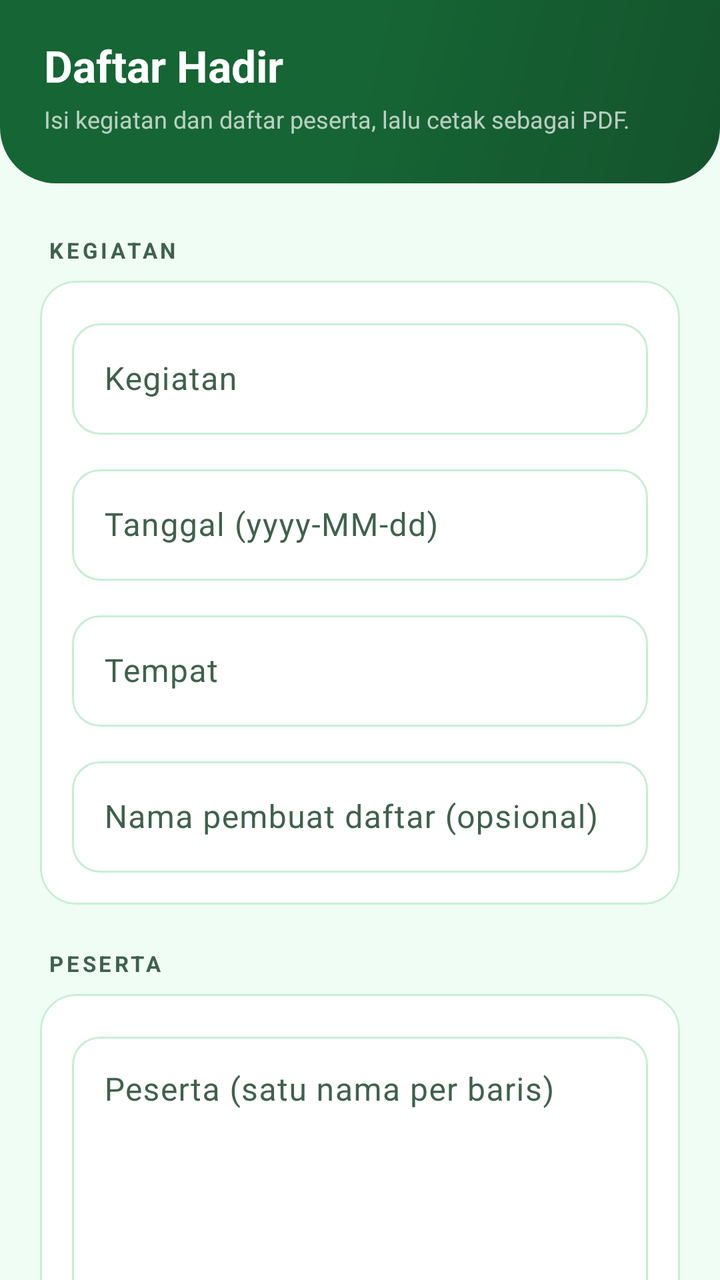
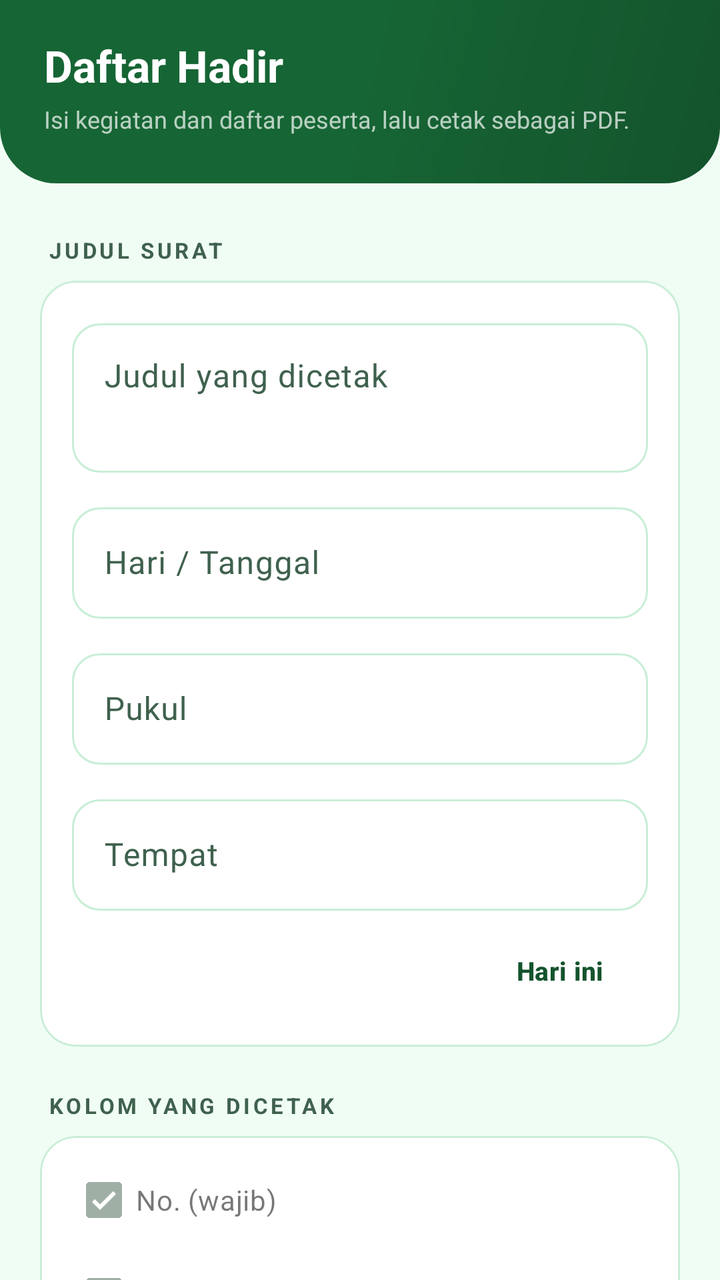

Two renders of the same Android screen: before a commit and after it. Below are the layout's source before the change and the commit's diff.
<!-- AndroidManifest.xml: application theme Theme.SuDesAndroid -->
<!-- res/layout/activity_daftar_hadir.xml -->
<?xml version="1.0" encoding="utf-8"?>
<LinearLayout xmlns:android="http://schemas.android.com/apk/res/android"
    xmlns:app="http://schemas.android.com/apk/res-auto"
    android:layout_width="match_parent"
    android:layout_height="match_parent"
    android:background="@color/page"
    android:orientation="vertical">

    <LinearLayout
        android:id="@+id/kepala"
        android:layout_width="match_parent"
        android:layout_height="wrap_content"
        android:background="@drawable/bg_header"
        android:orientation="vertical"
        android:paddingStart="22dp"
        android:paddingTop="18dp"
        android:paddingEnd="22dp"
        android:paddingBottom="24dp">

        <TextView
            android:layout_width="match_parent"
            android:layout_height="wrap_content"
            android:text="@string/label_daftar_hadir"
            android:textColor="#FFFFFF"
            android:textSize="22sp"
            android:textStyle="bold" />

        <TextView
            android:layout_width="match_parent"
            android:layout_height="wrap_content"
            android:layout_marginTop="4dp"
            android:text="@string/ket_daftar_hadir_form"
            android:textColor="#B3FFFFFF"
            android:textSize="12sp" />
    </LinearLayout>

    <ScrollView
        android:id="@+id/konten"
        android:layout_width="match_parent"
        android:layout_height="0dp"
        android:layout_weight="1"
        android:clipToPadding="false"
        android:fillViewport="true"
        android:scrollbars="none">

        <LinearLayout
            android:layout_width="match_parent"
            android:layout_height="wrap_content"
            android:orientation="vertical"
            android:paddingStart="20dp"
            android:paddingTop="4dp"
            android:paddingEnd="20dp"
            android:paddingBottom="20dp">

            <TextView
                style="@style/JudulGrup"
                android:text="@string/grup_kegiatan" />

            <com.google.android.material.card.MaterialCardView style="@style/KartuStatis">

                <LinearLayout
                    android:layout_width="match_parent"
                    android:layout_height="wrap_content"
                    android:orientation="vertical"
                    android:padding="16dp">

                    <com.google.android.material.textfield.TextInputLayout
                        style="@style/BidangIsian"
                        android:hint="@string/hint_acara">

                        <com.google.android.material.textfield.TextInputEditText
                            android:id="@+id/input_acara"
                            android:layout_width="match_parent"
                            android:layout_height="wrap_content"
                            android:inputType="textCapSentences"
                            android:maxLines="1" />
                    </com.google.android.material.textfield.TextInputLayout>

                    <com.google.android.material.textfield.TextInputLayout
                        style="@style/BidangIsian"
                        android:layout_marginTop="12dp"
                        android:hint="@string/hint_tanggal">

                        <com.google.android.material.textfield.TextInputEditText
                            android:id="@+id/input_tanggal"
                            android:layout_width="match_parent"
                            android:layout_height="wrap_content"
                            android:inputType="date"
                            android:maxLines="1" />
                    </com.google.android.material.textfield.TextInputLayout>

                    <com.google.android.material.textfield.TextInputLayout
                        style="@style/BidangIsian"
                        android:layout_marginTop="12dp"
                        android:hint="@string/hint_tempat">

                        <com.google.android.material.textfield.TextInputEditText
                            android:id="@+id/input_tempat"
                            android:layout_width="match_parent"
                            android:layout_height="wrap_content"
                            android:inputType="textCapSentences"
                            android:maxLines="1" />
                    </com.google.android.material.textfield.TextInputLayout>

                    <com.google.android.material.textfield.TextInputLayout
                        style="@style/BidangIsian"
                        android:layout_marginTop="12dp"
                        android:hint="@string/hint_pembuat_opsional">

                        <com.google.android.material.textfield.TextInputEditText
                            android:id="@+id/input_pembuat"
                            android:layout_width="match_parent"
                            android:layout_height="wrap_content"
                            android:inputType="textPersonName"
                            android:maxLines="1" />
                    </com.google.android.material.textfield.TextInputLayout>
                </LinearLayout>
            </com.google.android.material.card.MaterialCardView>

            <TextView
                style="@style/JudulGrup"
                android:text="@string/grup_peserta" />

            <com.google.android.material.card.MaterialCardView style="@style/KartuStatis">

                <LinearLayout
                    android:layout_width="match_parent"
                    android:layout_height="wrap_content"
                    android:orientation="vertical"
                    android:padding="16dp">

                    <com.google.android.material.textfield.TextInputLayout
                        style="@style/BidangIsian"
                        android:hint="@string/label_peserta">

                        <com.google.android.material.textfield.TextInputEditText
                            android:id="@+id/input_peserta"
                            android:layout_width="match_parent"
                            android:layout_height="wrap_content"
                            android:gravity="top|start"
                            android:inputType="textMultiLine|textCapWords"
                            android:minLines="7"
                            android:scrollbars="vertical" />
                    </com.google.android.material.textfield.TextInputLayout>
                </LinearLayout>
            </com.google.android.material.card.MaterialCardView>

            <Button
                android:id="@+id/btn_cetak"
                style="@style/TombolUtama"
                android:layout_marginTop="18dp"
                android:text="@string/cetak_pdf"
                app:icon="@drawable/ic_surat"
                app:iconGravity="textStart"
                app:iconPadding="8dp"
                app:iconTint="@color/on_accent" />

        </LinearLayout>
    </ScrollView>
</LinearLayout>
<!-- resources referenced by this layout -->
<resources>
  <color name="on_accent">#FFFFFF</color>
  <color name="page">#F0FDF4</color>
  <!-- drawable bg_header (drawable) -->
  <?xml version="1.0" encoding="utf-8"?>
  <shape xmlns:android="http://schemas.android.com/apk/res/android"
      android:shape="rectangle">
      <gradient
          android:angle="315"
          android:startColor="#166534"
          android:centerColor="#166534"
          android:endColor="#14532D"
          android:type="linear" />
      <corners
          android:bottomLeftRadius="28dp"
          android:bottomRightRadius="28dp" />
  </shape>
  <!-- drawable ic_surat (drawable) -->
  <?xml version="1.0" encoding="utf-8"?>
  <vector xmlns:android="http://schemas.android.com/apk/res/android"
      android:width="24dp"
      android:height="24dp"
      android:viewportWidth="24"
      android:viewportHeight="24">
      <path
          android:fillColor="#FF000000"
          android:pathData="M14,2H6C4.9,2 4.01,2.9 4.01,4L4,20c0,1.1 0.89,2 1.99,2H18c1.1,0 2,-0.9 2,-2V8l-6,-6zM16,18H8v-2h8v2zM16,14H8v-2h8v2zM13,9V3.5L18.5,9H13z" />
  </vector>
  <string name="cetak_pdf">Cetak PDF</string>
  <string name="grup_kegiatan">KEGIATAN</string>
  <string name="grup_peserta">PESERTA</string>
  <string name="hint_acara">Kegiatan</string>
  <string name="hint_pembuat_opsional">Nama pembuat daftar (opsional)</string>
  <string name="hint_tanggal">Tanggal (yyyy-MM-dd)</string>
  <string name="hint_tempat">Tempat</string>
  <string name="ket_daftar_hadir_form">Isi kegiatan dan daftar peserta, lalu cetak sebagai PDF.</string>
  <string name="label_daftar_hadir">Daftar Hadir</string>
  <string name="label_peserta">Peserta (satu nama per baris)</string>
  <style name="JudulGrup">
          <item name="android:layout_width">match_parent</item>
          <item name="android:layout_height">wrap_content</item>
          <item name="android:layout_marginTop">22dp</item>
          <item name="android:layout_marginBottom">8dp</item>
          <item name="android:layout_marginStart">4dp</item>
          <item name="android:textColor">@color/teks_redup</item>
          <item name="android:textSize">11sp</item>
          <item name="android:textStyle">bold</item>
          <item name="android:letterSpacing">0.14</item>
      </style>
  <style name="KartuStatis" parent="Kartu">
          <item name="android:clickable">false</item>
          <item name="android:focusable">false</item>
          <item name="rippleColor">@android:color/transparent</item>
      </style>
  <color name="surface">#FFFFFF</color>
  <color name="teks_redup">#3F614E</color>
  <color name="accent">#15803D</color>
  <color name="accent_muda">#DCFCE7</color>
  <color name="accent_dark">#14532D</color>
  <color name="emas">#D97706</color>
  <color name="emas_muda">#FEF3C7</color>
  <color name="teks">#052E16</color>
  <color name="surface_naik">#E7F9EE</color>
  <color name="garis">#C8EED6</color>
  <color name="bahaya">#DC2626</color>
  <!-- unchanged entries left out for length: 4 -->
</resources>

<!-- the commit's change to res/layout/activity_daftar_hadir.xml (unified diff, before → after) -->
@@ -54,7 +54,7 @@
 
             <TextView
                 style="@style/JudulGrup"
-                android:text="@string/grup_kegiatan" />
+                android:text="@string/grup_judul_surat" />
 
             <com.google.android.material.card.MaterialCardView style="@style/KartuStatis">
 
@@ -66,26 +66,38 @@
 
                     <com.google.android.material.textfield.TextInputLayout
                         style="@style/BidangIsian"
-                        android:hint="@string/hint_acara">
-
-                        <com.google.android.material.textfield.TextInputEditText
-                            android:id="@+id/input_acara"
-                            android:layout_width="match_parent"
-                            android:layout_height="wrap_content"
-                            android:inputType="textCapSentences"
+                        android:hint="@string/dh_judul_harian">
+
+                        <com.google.android.material.textfield.TextInputEditText
+                            android:id="@+id/input_judul"
+                            android:layout_width="match_parent"
+                            android:layout_height="wrap_content"
+                            android:gravity="top|start"
+                            android:inputType="textCapSentences|textMultiLine"
+                            android:minLines="2" />
+                    </com.google.android.material.textfield.TextInputLayout>
+
+                    <com.google.android.material.textfield.TextInputLayout
+                        style="@style/BidangIsian"
+                        android:layout_marginTop="12dp"
+                        android:hint="@string/hint_hari_tanggal">
+
+                        <com.google.android.material.textfield.TextInputEditText
+                            android:id="@+id/input_hari_tanggal"
+                            android:layout_width="match_parent"
+                            android:layout_height="wrap_content"
                             android:maxLines="1" />
                     </com.google.android.material.textfield.TextInputLayout>
 
                     <com.google.android.material.textfield.TextInputLayout
                         style="@style/BidangIsian"
                         android:layout_marginTop="12dp"
-                        android:hint="@string/hint_tanggal">
-
-                        <com.google.android.material.textfield.TextInputEditText
-                            android:id="@+id/input_tanggal"
-                            android:layout_width="match_parent"
-                            android:layout_height="wrap_content"
-                            android:inputType="date"
+                        android:hint="@string/hint_pukul">
+
+                        <com.google.android.material.textfield.TextInputEditText
+                            android:id="@+id/input_pukul"
+                            android:layout_width="match_parent"
+                            android:layout_height="wrap_content"
                             android:maxLines="1" />
                     </com.google.android.material.textfield.TextInputLayout>
 
@@ -98,28 +110,21 @@
                             android:id="@+id/input_tempat"
                             android:layout_width="match_parent"
                             android:layout_height="wrap_content"
-                            android:inputType="textCapSentences"
                             android:maxLines="1" />
                     </com.google.android.material.textfield.TextInputLayout>
 
-                    <com.google.android.material.textfield.TextInputLayout
-                        style="@style/BidangIsian"
-                        android:layout_marginTop="12dp"
-                        android:hint="@string/hint_pembuat_opsional">
-
-                        <com.google.android.material.textfield.TextInputEditText
-                            android:id="@+id/input_pembuat"
-                            android:layout_width="match_parent"
-                            android:layout_height="wrap_content"
-                            android:inputType="textPersonName"
-                            android:maxLines="1" />
-                    </com.google.android.material.textfield.TextInputLayout>
+                    <Button
+                        android:id="@+id/btn_hari_ini"
+                        style="@style/TombolKecil"
+                        android:layout_gravity="end"
+                        android:layout_marginTop="8dp"
+                        android:text="@string/dh_hari_ini" />
                 </LinearLayout>
             </com.google.android.material.card.MaterialCardView>
 
             <TextView
                 style="@style/JudulGrup"
-                android:text="@string/grup_peserta" />
+                android:text="@string/grup_kolom_dicetak" />
 
             <com.google.android.material.card.MaterialCardView style="@style/KartuStatis">
 
@@ -127,23 +132,147 @@
                     android:layout_width="match_parent"
                     android:layout_height="wrap_content"
                     android:orientation="vertical"
-                    android:padding="16dp">
-
-                    <com.google.android.material.textfield.TextInputLayout
-                        style="@style/BidangIsian"
-                        android:hint="@string/label_peserta">
-
-                        <com.google.android.material.textfield.TextInputEditText
-                            android:id="@+id/input_peserta"
-                            android:layout_width="match_parent"
-                            android:layout_height="wrap_content"
-                            android:gravity="top|start"
-                            android:inputType="textMultiLine|textCapWords"
-                            android:minLines="7"
-                            android:scrollbars="vertical" />
-                    </com.google.android.material.textfield.TextInputLayout>
+                    android:paddingStart="16dp"
+                    android:paddingTop="8dp"
+                    android:paddingEnd="16dp"
+                    android:paddingBottom="8dp">
+
+                    <com.google.android.material.checkbox.MaterialCheckBox
+                        android:id="@+id/check_no"
+                        android:layout_width="match_parent"
+                        android:layout_height="wrap_content"
+                        android:checked="true"
+                        android:enabled="false"
+                        android:text="No. (wajib)" />
+
+                    <com.google.android.material.checkbox.MaterialCheckBox
+                        android:id="@+id/check_nama"
+                        android:layout_width="match_parent"
+                        android:layout_height="wrap_content"
+                        android:checked="true"
+                        android:enabled="false"
+                        android:text="Nama (wajib)" />
+
+                    <com.google.android.material.checkbox.MaterialCheckBox
+                        android:id="@+id/check_jk"
+                        android:layout_width="match_parent"
+                        android:layout_height="wrap_content"
+                        android:text="Jenis Kelamin (L/P)" />
+
+                    <com.google.android.material.checkbox.MaterialCheckBox
+                        android:id="@+id/check_jabatan"
+                        android:layout_width="match_parent"
+                        android:layout_height="wrap_content"
+                        android:checked="true"
+                        android:text="Jabatan" />
+
+                    <com.google.android.material.checkbox.MaterialCheckBox
+                        android:id="@+id/check_ttd"
+                        android:layout_width="match_parent"
+                        android:layout_height="wrap_content"
+                        android:checked="true"
+                        android:enabled="false"
+                        android:text="Tanda Tangan (wajib)" />
+
+                    <com.google.android.material.checkbox.MaterialCheckBox
+                        android:id="@+id/check_nip"
+                        android:layout_width="match_parent"
+                        android:layout_height="wrap_content"
+                        android:text="NIP" />
+
+                    <com.google.android.material.checkbox.MaterialCheckBox
+                        android:id="@+id/check_nik"
+                        android:layout_width="match_parent"
+                        android:layout_height="wrap_content"
+                        android:text="NIK" />
+
+                    <com.google.android.material.checkbox.MaterialCheckBox
+                        android:id="@+id/check_nohp"
+                        android:layout_width="match_parent"
+                        android:layout_height="wrap_content"
+                        android:text="No. Handphone" />
+
+                    <com.google.android.material.checkbox.MaterialCheckBox
+                        android:id="@+id/check_alamat"
+                        android:layout_width="match_parent"
+                        android:layout_height="wrap_content"
+                        android:text="Alamat" />
+
+                    <com.google.android.material.checkbox.MaterialCheckBox
+                        android:id="@+id/check_ket"
+                        android:layout_width="match_parent"
+                        android:layout_height="wrap_content"
+                        android:text="Keterangan" />
+
+                    <com.google.android.material.checkbox.MaterialCheckBox
+                        android:id="@+id/check_kop"
+                        android:layout_width="match_parent"
+                        android:layout_height="wrap_content"
+                        android:layout_marginTop="10dp"
+                        android:checked="true"
+                        android:text="Tampilkan Kop Surat" />
+
+                    <com.google.android.material.checkbox.MaterialCheckBox
+                        android:id="@+id/check_footer"
+                        android:layout_width="match_parent"
+                        android:layout_height="wrap_content"
+                        android:checked="true"
+                        android:text="Tampilkan Tanda Tangan Kepala Desa" />
                 </LinearLayout>
             </com.google.android.material.card.MaterialCardView>
+
+            <TextView
+                style="@style/JudulGrup"
+                android:text="@string/grup_peserta" />
+
+            <com.google.android.material.card.MaterialCardView style="@style/KartuStatis">
+
+                <LinearLayout
+                    android:layout_width="match_parent"
+                    android:layout_height="wrap_content"
+                    android:orientation="vertical"
+                    android:paddingStart="16dp"
+                    android:paddingTop="8dp"
+                    android:paddingEnd="16dp"
+                    android:paddingBottom="8dp">
+
+                    <TextView
+                        android:id="@+id/info_peserta"
+                        android:layout_width="match_parent"
+                        android:layout_height="wrap_content"
+                        android:textSize="12sp"
+                        android:textColor="@color/teks_redup" />
+
+                    <LinearLayout
+                        android:layout_width="match_parent"
+                        android:layout_height="wrap_content"
+                        android:layout_marginTop="8dp"
+                        android:orientation="horizontal">
+
+                        <Button
+                            android:id="@+id/btn_tambah"
+                            style="@style/TombolKecil"
+                            android:layout_width="0dp"
+                            android:layout_weight="1"
+                            android:text="@string/dh_tambah" />
+
+                        <Button
+                            android:id="@+id/btn_hapus"
+                            style="@style/TombolKecil"
+                            android:layout_width="0dp"
+                            android:layout_marginStart="8dp"
+                            android:layout_weight="1"
+                            android:text="@string/dh_hapus" />
+                    </LinearLayout>
+                </LinearLayout>
+            </com.google.android.material.card.MaterialCardView>
+
+            <LinearLayout
+                android:id="@+id/wadah_peserta"
+                android:layout_width="match_parent"
+                android:layout_height="wrap_content"
+                android:layout_marginTop="12dp"
+                android:orientation="vertical" />
 
             <Button
                 android:id="@+id/btn_cetak"
@@ -155,6 +284,13 @@
                 app:iconPadding="8dp"
                 app:iconTint="@color/on_accent" />
 
+            <Button
+                android:id="@+id/btn_bersihkan"
+                style="@style/TombolKecil"
+                android:layout_width="match_parent"
+                android:layout_marginTop="8dp"
+                android:text="@string/dh_bersihkan" />
+
         </LinearLayout>
     </ScrollView>
 </LinearLayout>
<!-- resource entries referenced after the edit -->
@@ -28,15 +28,19 @@
           android:pathData="M14,2H6C4.9,2 4.01,2.9 4.01,4L4,20c0,1.1 0.89,2 1.99,2H18c1.1,0 2,-0.9 2,-2V8l-6,-6zM16,18H8v-2h8v2zM16,14H8v-2h8v2zM13,9V3.5L18.5,9H13z" />
   </vector>
   <string name="cetak_pdf">Cetak PDF</string>
-  <string name="grup_kegiatan">KEGIATAN</string>
+  <string name="dh_bersihkan">Bersihkan (isi ulang)</string>
+  <string name="dh_hapus">Hapus baris terakhir</string>
+  <string name="dh_hari_ini">Hari ini</string>
+  <string name="dh_judul_harian">Judul yang dicetak</string>
+  <string name="dh_tambah">+ Tambah</string>
+  <string name="grup_judul_surat">JUDUL SURAT</string>
+  <string name="grup_kolom_dicetak">KOLOM YANG DICETAK</string>
   <string name="grup_peserta">PESERTA</string>
-  <string name="hint_acara">Kegiatan</string>
-  <string name="hint_pembuat_opsional">Nama pembuat daftar (opsional)</string>
-  <string name="hint_tanggal">Tanggal (yyyy-MM-dd)</string>
+  <string name="hint_hari_tanggal">Hari / Tanggal</string>
+  <string name="hint_pukul">Pukul</string>
   <string name="hint_tempat">Tempat</string>
   <string name="ket_daftar_hadir_form">Isi kegiatan dan daftar peserta, lalu cetak sebagai PDF.</string>
   <string name="label_daftar_hadir">Daftar Hadir</string>
-  <string name="label_peserta">Peserta (satu nama per baris)</string>
   <style name="JudulGrup">
           <item name="android:layout_width">match_parent</item>
           <item name="android:layout_height">wrap_content</item>
@@ -53,6 +57,18 @@
           <item name="android:focusable">false</item>
           <item name="rippleColor">@android:color/transparent</item>
       </style>
+  <style name="TombolKecil" parent="Widget.Material3.Button.TextButton">
+          <item name="android:layout_width">wrap_content</item>
+          <item name="android:layout_height">44dp</item>
+          <item name="android:textSize">13sp</item>
+          <item name="android:textAllCaps">false</item>
+          <item name="android:textStyle">bold</item>
+          <item name="cornerRadius">14dp</item>
+          <item name="android:insetTop">0dp</item>
+          <item name="android:insetBottom">0dp</item>
+          <item name="android:textColor">@color/accent_dark</item>
+          <item name="backgroundTint">@color/accent_muda</item>
+      </style>
   <color name="surface">#FFFFFF</color>
   <color name="teks_redup">#3F614E</color>
   <color name="accent">#15803D</color>
